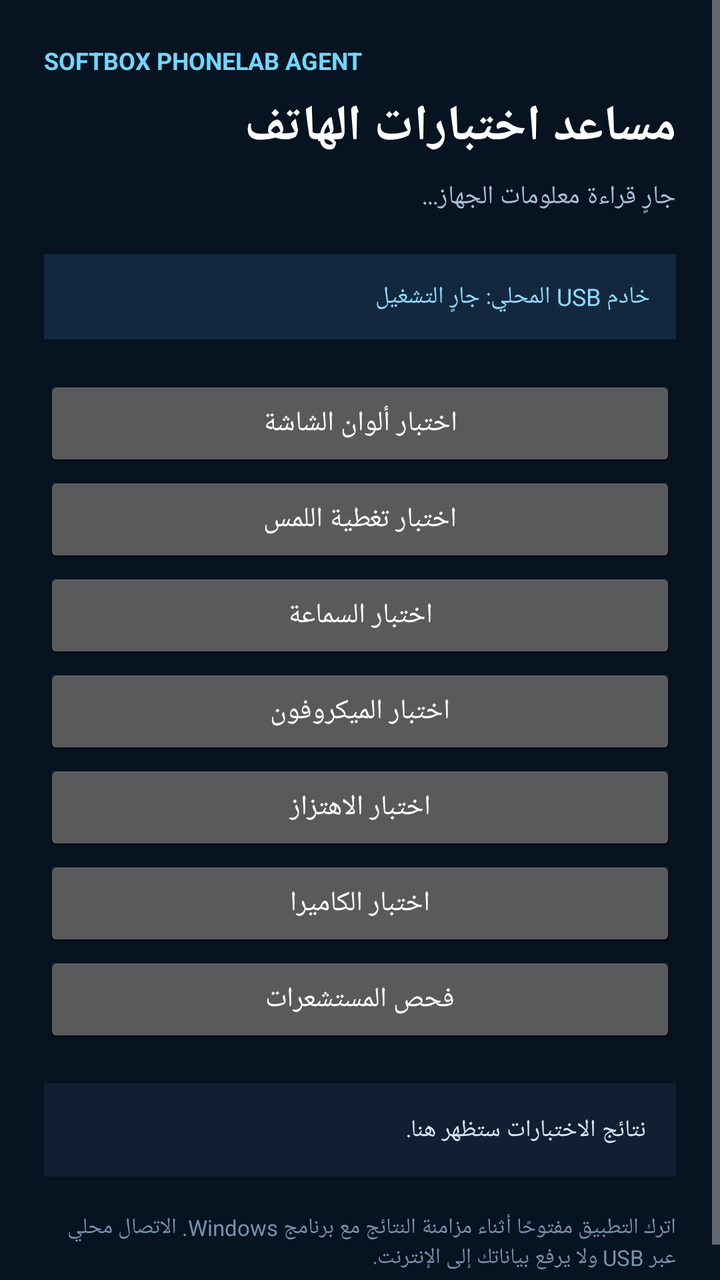
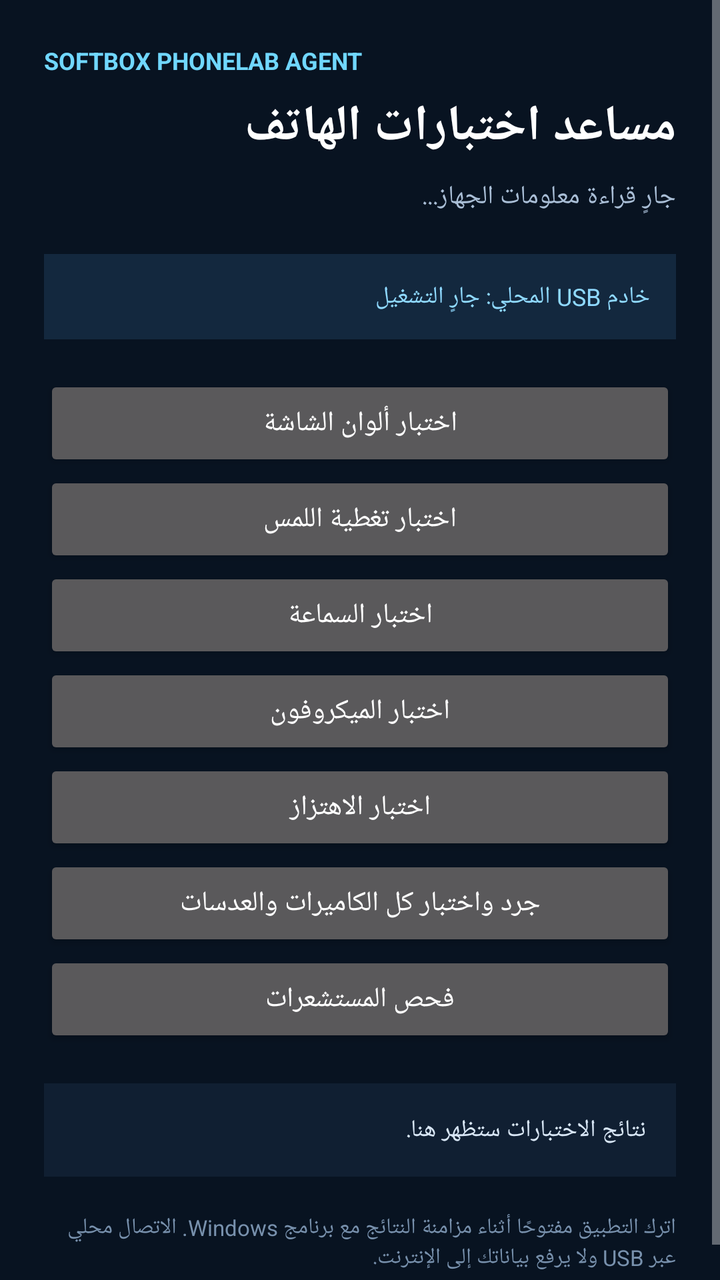

Screens rendered from an Android XML layout before and after an edit, with the pre-edit source and the edit as a unified diff.
<!-- AndroidManifest.xml: application theme android:Theme.Material.NoActionBar -->
<!-- res/layout/activity_main.xml -->
<?xml version="1.0" encoding="utf-8"?>
<ScrollView xmlns:android="http://schemas.android.com/apk/res/android"
    android:layout_width="match_parent"
    android:layout_height="match_parent"
    android:background="#081321"
    android:fillViewport="true">
    <LinearLayout
        android:layout_width="match_parent"
        android:layout_height="wrap_content"
        android:orientation="vertical"
        android:padding="22dp">
        <TextView
            android:layout_width="match_parent"
            android:layout_height="wrap_content"
            android:text="SOFTBOX PHONELAB AGENT"
            android:textColor="#70D7FF"
            android:textSize="12sp"
            android:textStyle="bold"/>
        <TextView
            android:layout_width="match_parent"
            android:layout_height="wrap_content"
            android:text="مساعد اختبارات الهاتف"
            android:textColor="#FFFFFF"
            android:textSize="25sp"
            android:textStyle="bold"
            android:layout_marginTop="8dp"/>
        <TextView
            android:id="@+id/deviceInfo"
            android:layout_width="match_parent"
            android:layout_height="wrap_content"
            android:text="جارٍ قراءة معلومات الجهاز..."
            android:textColor="#A9BED6"
            android:textSize="13sp"
            android:layout_marginTop="9dp"
            android:layout_marginBottom="20dp"/>
        <TextView
            android:id="@+id/bridgeState"
            android:layout_width="match_parent"
            android:layout_height="wrap_content"
            android:text="خادم USB المحلي: جارٍ التشغيل"
            android:textColor="#8FD9FF"
            android:textSize="12sp"
            android:background="#13283E"
            android:padding="13dp"
            android:layout_marginBottom="18dp"/>
        <Button android:id="@+id/testDisplay" android:layout_width="match_parent" android:layout_height="wrap_content" android:text="اختبار ألوان الشاشة"/>
        <Button android:id="@+id/testTouch" android:layout_width="match_parent" android:layout_height="wrap_content" android:text="اختبار تغطية اللمس"/>
        <Button android:id="@+id/testSpeaker" android:layout_width="match_parent" android:layout_height="wrap_content" android:text="اختبار السماعة"/>
        <Button android:id="@+id/testMicrophone" android:layout_width="match_parent" android:layout_height="wrap_content" android:text="اختبار الميكروفون"/>
        <Button android:id="@+id/testVibration" android:layout_width="match_parent" android:layout_height="wrap_content" android:text="اختبار الاهتزاز"/>
        <Button android:id="@+id/testCamera" android:layout_width="match_parent" android:layout_height="wrap_content" android:text="اختبار الكاميرا"/>
        <Button android:id="@+id/testSensors" android:layout_width="match_parent" android:layout_height="wrap_content" android:text="فحص المستشعرات"/>
        <TextView
            android:id="@+id/results"
            android:layout_width="match_parent"
            android:layout_height="wrap_content"
            android:text="نتائج الاختبارات ستظهر هنا."
            android:textColor="#D9E7F6"
            android:textSize="12sp"
            android:background="#101F32"
            android:padding="15dp"
            android:layout_marginTop="18dp"/>
        <TextView
            android:layout_width="match_parent"
            android:layout_height="wrap_content"
            android:text="اترك التطبيق مفتوحًا أثناء مزامنة النتائج مع برنامج Windows. الاتصال محلي عبر USB ولا يرفع بياناتك إلى الإنترنت."
            android:textColor="#7891AD"
            android:textSize="11sp"
            android:layout_marginTop="18dp"/>
    </LinearLayout>
</ScrollView>
<!-- resources referenced by this layout -->
<resources>

</resources>

<!-- the commit's change to res/layout/activity_main.xml (unified diff, before → after) -->
@@ -9,63 +9,33 @@
         android:layout_height="wrap_content"
         android:orientation="vertical"
         android:padding="22dp">
-        <TextView
-            android:layout_width="match_parent"
-            android:layout_height="wrap_content"
-            android:text="SOFTBOX PHONELAB AGENT"
-            android:textColor="#70D7FF"
-            android:textSize="12sp"
-            android:textStyle="bold"/>
-        <TextView
-            android:layout_width="match_parent"
-            android:layout_height="wrap_content"
-            android:text="مساعد اختبارات الهاتف"
-            android:textColor="#FFFFFF"
-            android:textSize="25sp"
-            android:textStyle="bold"
-            android:layout_marginTop="8dp"/>
-        <TextView
-            android:id="@+id/deviceInfo"
-            android:layout_width="match_parent"
-            android:layout_height="wrap_content"
-            android:text="جارٍ قراءة معلومات الجهاز..."
-            android:textColor="#A9BED6"
-            android:textSize="13sp"
-            android:layout_marginTop="9dp"
+        <TextView android:layout_width="match_parent" android:layout_height="wrap_content"
+            android:text="SOFTBOX PHONELAB AGENT" android:textColor="#70D7FF"
+            android:textSize="12sp" android:textStyle="bold"/>
+        <TextView android:layout_width="match_parent" android:layout_height="wrap_content"
+            android:text="مساعد اختبارات الهاتف" android:textColor="#FFFFFF"
+            android:textSize="25sp" android:textStyle="bold" android:layout_marginTop="8dp"/>
+        <TextView android:id="@+id/deviceInfo" android:layout_width="match_parent"
+            android:layout_height="wrap_content" android:text="جارٍ قراءة معلومات الجهاز..."
+            android:textColor="#A9BED6" android:textSize="13sp" android:layout_marginTop="9dp"
             android:layout_marginBottom="20dp"/>
-        <TextView
-            android:id="@+id/bridgeState"
-            android:layout_width="match_parent"
-            android:layout_height="wrap_content"
-            android:text="خادم USB المحلي: جارٍ التشغيل"
-            android:textColor="#8FD9FF"
-            android:textSize="12sp"
-            android:background="#13283E"
-            android:padding="13dp"
-            android:layout_marginBottom="18dp"/>
+        <TextView android:id="@+id/bridgeState" android:layout_width="match_parent"
+            android:layout_height="wrap_content" android:text="خادم USB المحلي: جارٍ التشغيل"
+            android:textColor="#8FD9FF" android:textSize="12sp"
+            android:background="#13283E" android:padding="13dp" android:layout_marginBottom="18dp"/>
         <Button android:id="@+id/testDisplay" android:layout_width="match_parent" android:layout_height="wrap_content" android:text="اختبار ألوان الشاشة"/>
         <Button android:id="@+id/testTouch" android:layout_width="match_parent" android:layout_height="wrap_content" android:text="اختبار تغطية اللمس"/>
         <Button android:id="@+id/testSpeaker" android:layout_width="match_parent" android:layout_height="wrap_content" android:text="اختبار السماعة"/>
         <Button android:id="@+id/testMicrophone" android:layout_width="match_parent" android:layout_height="wrap_content" android:text="اختبار الميكروفون"/>
         <Button android:id="@+id/testVibration" android:layout_width="match_parent" android:layout_height="wrap_content" android:text="اختبار الاهتزاز"/>
-        <Button android:id="@+id/testCamera" android:layout_width="match_parent" android:layout_height="wrap_content" android:text="اختبار الكاميرا"/>
+        <Button android:id="@+id/testCamera" android:layout_width="match_parent" android:layout_height="wrap_content" android:text="جرد واختبار كل الكاميرات والعدسات"/>
         <Button android:id="@+id/testSensors" android:layout_width="match_parent" android:layout_height="wrap_content" android:text="فحص المستشعرات"/>
-        <TextView
-            android:id="@+id/results"
-            android:layout_width="match_parent"
-            android:layout_height="wrap_content"
-            android:text="نتائج الاختبارات ستظهر هنا."
-            android:textColor="#D9E7F6"
-            android:textSize="12sp"
-            android:background="#101F32"
-            android:padding="15dp"
-            android:layout_marginTop="18dp"/>
-        <TextView
-            android:layout_width="match_parent"
-            android:layout_height="wrap_content"
+        <TextView android:id="@+id/results" android:layout_width="match_parent"
+            android:layout_height="wrap_content" android:text="نتائج الاختبارات ستظهر هنا."
+            android:textColor="#D9E7F6" android:textSize="12sp"
+            android:background="#101F32" android:padding="15dp" android:layout_marginTop="18dp"/>
+        <TextView android:layout_width="match_parent" android:layout_height="wrap_content"
             android:text="اترك التطبيق مفتوحًا أثناء مزامنة النتائج مع برنامج Windows. الاتصال محلي عبر USB ولا يرفع بياناتك إلى الإنترنت."
-            android:textColor="#7891AD"
-            android:textSize="11sp"
-            android:layout_marginTop="18dp"/>
+            android:textColor="#7891AD" android:textSize="11sp" android:layout_marginTop="18dp"/>
     </LinearLayout>
 </ScrollView>
